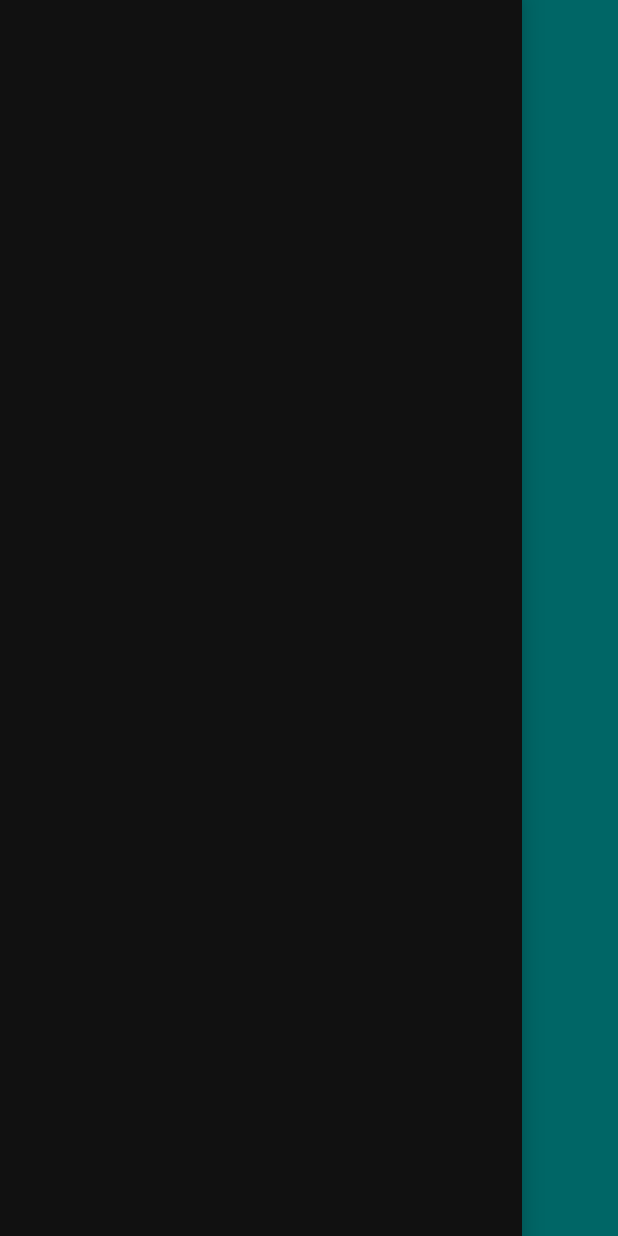
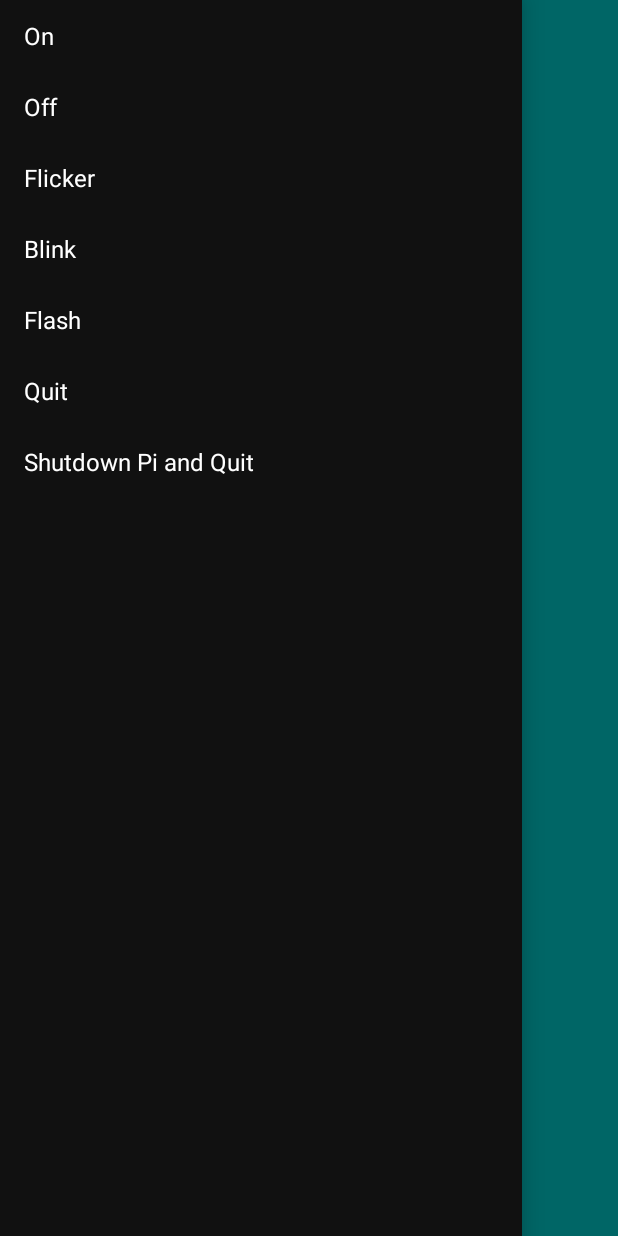
Before and after one commit to joshpott8/IoTController, an Android app: the screen it shows after launch (MainActivity), with the side drawer open, on a phone screen of 412 x 824 dp. Run offline under Robolectric (Android 15) with nearby library versions, the phone set to English and light mode, and no system bars.

```diff
--- a/app/src/main/java/com/example/joshpotterton/iotcontroller/MainActivity.java
+++ b/app/src/main/java/com/example/joshpotterton/iotcontroller/MainActivity.java
@@ -4,13 +4,21 @@ import android.app.Activity;
 import android.support.v4.app.Fragment;
 import android.support.v4.app.FragmentManager;
 import android.support.v4.app.FragmentPagerAdapter;
+import android.support.v4.app.FragmentTransaction;
 import android.support.v4.view.PagerAdapter;
 import android.support.v4.view.ViewPager;
 
+import android.support.v4.widget.DrawerLayout;
+import android.support.v7.app.ActionBarDrawerToggle;
 import android.support.v7.app.AppCompatActivity;
 import android.os.Bundle;
 import android.view.Menu;
 import android.view.MenuItem;
+import android.view.View;
+import android.widget.AdapterView;
+import android.widget.ArrayAdapter;
+import android.widget.ListView;
+import android.widget.Toast;
 
 //Written By Josh Potterton - 10/08/2015
 
@@ -21,12 +29,23 @@ public class MainActivity extends AppCompatActivity {
     private ViewPager mPager;
     private PagerAdapter mPagerAdapter;
 
+    private DrawerLayout mDrawerLayout;
+    private ListView mDrawerList;
+    private ActionBarDrawerToggle mDrawerToggle;
+    private String[] mItemTitles= {"On", "Off", "Flicker", "Blink", "Flash", "Quit", "Shutdown Pi and Quit"};
+
     @Override
     protected void onCreate(Bundle savedInstanceState) {
         super.onCreate(savedInstanceState);
         setContentView(R.layout.activity_main);
 
         getSupportActionBar().hide();
+
+        mDrawerLayout = (DrawerLayout) findViewById(R.id.drawer_layout);
+        mDrawerList = (ListView) findViewById(R.id.left_drawer);
+
+        mDrawerList.setAdapter(new ArrayAdapter<String>(this, R.layout.navitem, mItemTitles));
+        mDrawerList.setOnItemClickListener(new DrawerItemClickListener(this));
 
         mPager = (ViewPager) findViewById(R.id.viewPager);
         mPagerAdapter = new ScreenSlidePagerAdapter(getSupportFragmentManager());
@@ -50,4 +69,33 @@ public class MainActivity extends AppCompatActivity {
         }
     }
 
+    private class DrawerItemClickListener implements ListView.OnItemClickListener{
+        private AppCompatActivity activity;
+
+        public DrawerItemClickListener(AppCompatActivity act){
+            activity = act;
+        }
+
+        @Override
+        public void onItemClick(AdapterView<?> parent, View view, int position, long id) {
+           if(position < 5) {
+               mPager.setCurrentItem(position);
+               mDrawerLayout.closeDrawer(mDrawerList);
+           }
+           else{
+                switch(position){
+                    case 5:
+                        Toast.makeText(getApplicationContext(), "Quit", Toast.LENGTH_SHORT).show();
+                        finish();
+                        break;
+                    case 6:
+                        Toast.makeText(getApplicationContext(), "Shutdown Pi and Quit", Toast.LENGTH_SHORT).show();
+                        //Handle shutting down pi
+                        finish();
+                        break;
+                }
+           }
+        }
+    }
+
 }
--- a/app/src/main/res/layout/function_frag.xml
+++ b/app/src/main/res/layout/function_frag.xml
@@ -21,6 +21,8 @@
         <SeekBar
             android:layout_width="match_parent"
             android:layout_height="match_parent"
+            android:paddingLeft="50dp"
+            android:paddingRight="50dp"
             android:id="@+id/seekBar"
             android:progress="0"
             android:max="9" />
--- /dev/null
+++ b/app/src/main/res/layout/navitem.xml
@@ -0,0 +1,13 @@
+<?xml version="1.0" encoding="utf-8"?>
+
+<TextView xmlns:android="http://schemas.android.com/apk/res/android"
+    android:id="@android:id/text1"
+    android:layout_width="match_parent"
+    android:layout_height="wrap_content"
+    android:textAppearance="?android:attr/textAppearanceListItemSmall"
+    android:gravity="center_vertical"
+    android:paddingLeft="16dp"
+    android:paddingRight="16dp"
+    android:textColor="#fff"
+    android:background="?android:attr/activatedBackgroundIndicator"
+    android:minHeight="?android:attr/listPreferredItemHeightSmall"/>
```
